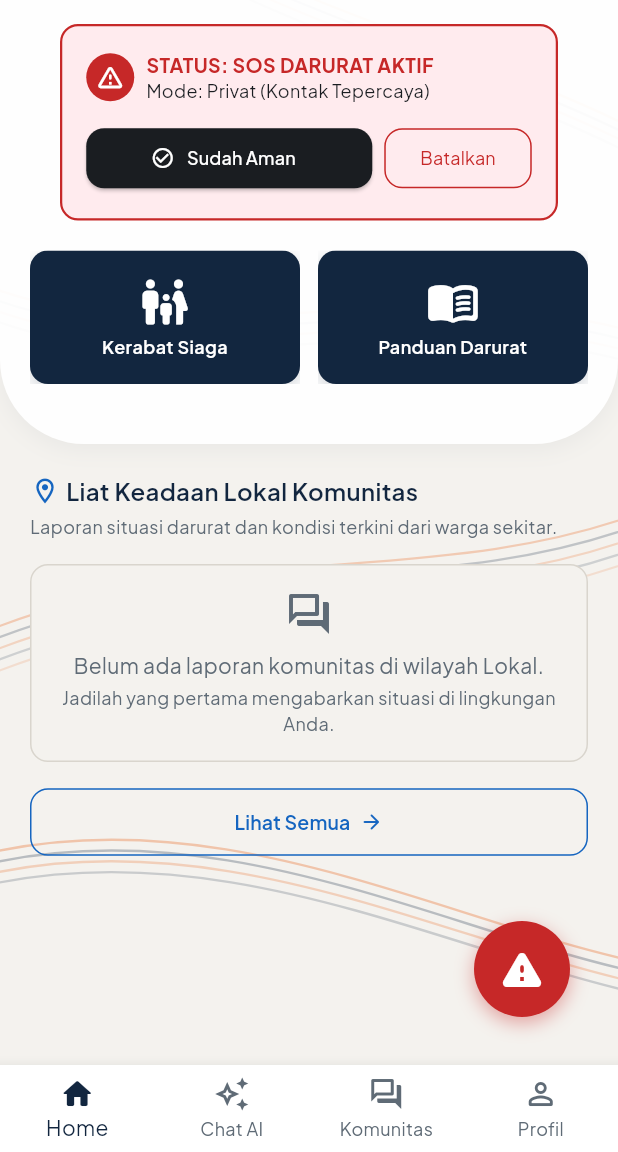
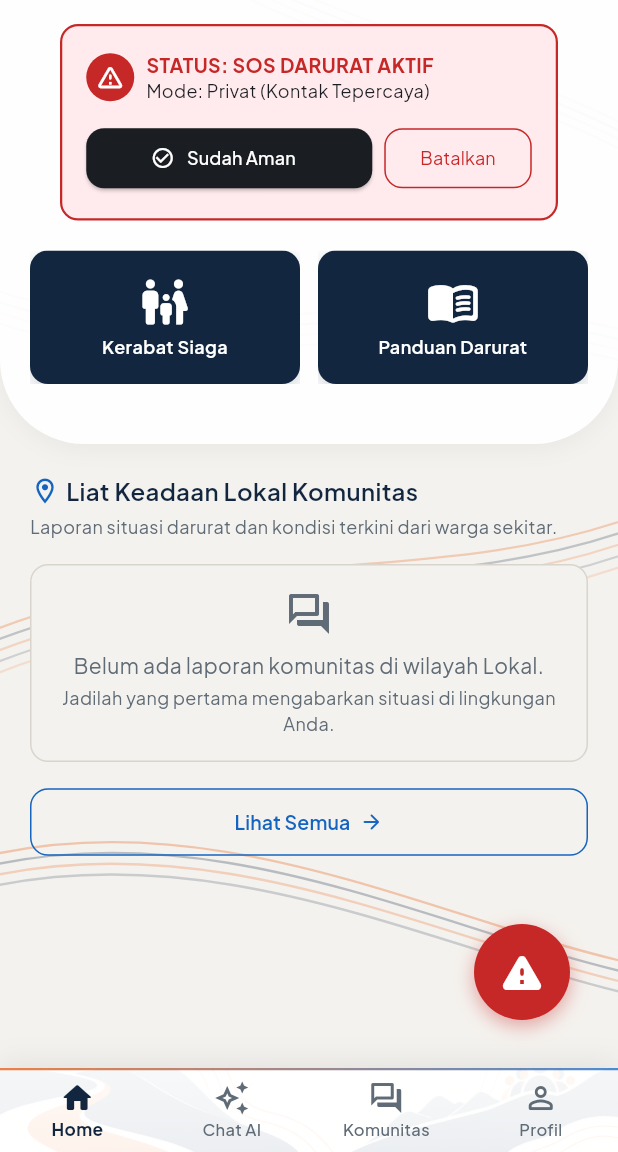
Before and after one commit to ZimrionVarethos/wero, a Flutter app: the screen it shows once a user with an empty profile is signed in, on a phone screen of 412 x 824 dp, the part 84-1236 px from its top. Run offline on Flutter 3.47's test engine with Material 3 defaults, Android fonts, the phone set to English and light mode, and no system bars; our stand-ins replace audioplayers, firebase_core, firebase_messaging, flutter_map, flutter_markdown_plus, flutter_riverpod and 7 more; accounts and stored records are empty; network calls fail.

Commit message:
feat(ui): add bold title with divider to PostCard and river ornament background to AppBottomNavigation

```diff
--- a/lib/widgets/app_bottom_navigation.dart
+++ b/lib/widgets/app_bottom_navigation.dart
@@ -2,7 +2,7 @@ import 'package:flutter/material.dart';
 
 import '../theme/app_colors.dart';
 
-/// Bottom navigation bar for Siagaku.
+/// Bottom navigation bar for Siagaku with river wave ornament background.
 /// Strictly 4 primary tabs:
 /// 0: Home (Beranda)
 /// 1: Chat AI (Asisten AI with Gemini icon)
@@ -20,16 +20,82 @@ class AppBottomNavigation extends StatelessWidget {
 
   @override
   Widget build(BuildContext context) {
-    return BottomNavigationBar(
+    return Container(
+      decoration: BoxDecoration(
+        color: AppColors.surfaceWhite,
+        boxShadow: [
+          BoxShadow(
+            color: AppColors.primaryNavy.withValues(alpha: 0.08),
+            blurRadius: 16,
+            offset: const Offset(0, -4),
+          ),
+        ],
+      ),
+      child: Stack(
+        children: [
+          // 1. Ornamen sungai background terinspirasi dari motif halaman login
+          Positioned.fill(
+            child: Opacity(
+              opacity: 0.32,
+              child: Image.asset(
+                'assets/images/ornamen.png',
+                fit: BoxFit.cover,
+                alignment: Alignment.bottomCenter,
+                errorBuilder: (_, _, _) => const SizedBox.shrink(),
+              ),
+            ),
+          ),
+          // 2. Translucent gradient overlay untuk kontras dan keterbacaan menu
+          Positioned.fill(
+            child: DecoratedBox(
+              decoration: BoxDecoration(
+                gradient: LinearGradient(
+                  begin: Alignment.topCenter,
+                  end: Alignment.bottomCenter,
+                  colors: [
+                    Colors.white.withValues(alpha: 0.88),
+                    Colors.white.withValues(alpha: 0.76),
+                  ],
+                ),
+              ),
+            ),
+          ),
+          // 3. Garis aksen atas dengan gradien halus khas Siagaku
+          Positioned(
+            top: 0,
+            left: 0,
+            right: 0,
+            height: 1.5,
+            child: Container(
+              decoration: BoxDecoration(
+                gradient: LinearGradient(
+                  colors: [
+                    AppColors.accentOrange.withValues(alpha: 0.75),
+                    AppColors.chartBlue.withValues(alpha: 0.75),
+                  ],
+                ),
+              ),
+            ),
+          ),
+          // 4. Navigasi tab bar
+          BottomNavigationBar(
             currentIndex: currentIndex.clamp(0, 3),
             onTap: onTap,
-      backgroundColor: AppColors.surfaceWhite,
+            backgroundColor: Colors.transparent,
             selectedItemColor: AppColors.primaryNavy,
             unselectedItemColor: AppColors.mutedText,
+            selectedLabelStyle: const TextStyle(
+              fontWeight: FontWeight.w700,
+              fontSize: 11.5,
+            ),
+            unselectedLabelStyle: const TextStyle(
+              fontWeight: FontWeight.w500,
+              fontSize: 11,
+            ),
             showSelectedLabels: true,
             showUnselectedLabels: true,
             type: BottomNavigationBarType.fixed,
-      elevation: 8,
+            elevation: 0,
             items: const [
               BottomNavigationBarItem(
                 icon: Icon(Icons.home_outlined),
@@ -56,6 +122,9 @@ class AppBottomNavigation extends StatelessWidget {
                 tooltip: 'Profil & Kontak',
               ),
             ],
+          ),
+        ],
+      ),
     );
   }
 }
```
Also changed, not shown: lib/screens/community/widgets/post_card.dart (+52 -3 lines), 1 other file. Lines whose indentation alone changed are shown as unchanged.
